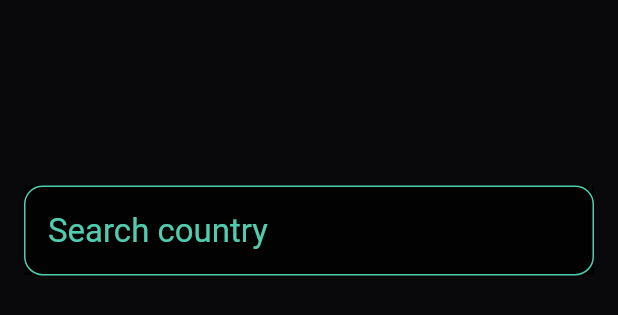
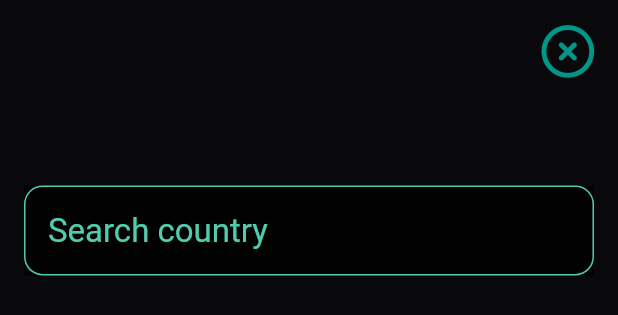
Before and after one commit to gaoypChina/rioko_ni, a Flutter app: the SearchCountryDialog widget shown alone on an empty page, opened directly, on a phone screen of 412 x 824 dp. Shown: the top 315 px of the screen. Run offline on Flutter 3.47's test engine with Material 3 defaults, Android fonts, the light colour scheme and no system bars; our stand-ins replace dartz, dio, equatable, flutter_bloc, flutter_map, font_awesome_flutter and 8 more; missing offline and left inert: countries_world_map, country_code, country_flags, geobase; accounts and stored records are empty; generated files the repository leaves out were written again; statements that could not run were skipped.

Commit message:
Create CountryManagementDialog and implemented animations in it

```diff
--- a/lib/features/map/presentation/widgets/search_country_dialog.dart
+++ b/lib/features/map/presentation/widgets/search_country_dialog.dart
@@ -1,8 +1,10 @@
 import 'package:flutter/material.dart';
+import 'package:font_awesome_flutter/font_awesome_flutter.dart';
 import 'package:rioko_ni/core/config/app_sizes.dart';
 import 'package:rioko_ni/core/injector.dart';
 import 'package:rioko_ni/features/map/domain/entities/country.dart';
 import 'package:rioko_ni/features/map/presentation/cubit/map_cubit.dart';
+import 'package:rioko_ni/features/map/presentation/widgets/country_management_dialog.dart';
 
 class SearchCountryDialog extends StatefulWidget {
   final List<Country> countries;
@@ -21,13 +23,14 @@ class _SearchCountryDialogState extends State<SearchCountryDialog>
   late AnimationController _controller;
   late Animation<double> _animation;
 
-  final GlobalKey<AnimatedListState> _listKey = GlobalKey<AnimatedListState>();
-
   late TextEditingController searchController;
 
   List<Country> searchedCountries = [];
 
   final _cubit = locator<MapCubit>();
+
+  Color get borderColor =>
+      Theme.of(context).colorScheme.secondary.withOpacity(0.8);
 
   @override
   void initState() {
@@ -42,7 +45,6 @@ class _SearchCountryDialogState extends State<SearchCountryDialog>
       parent: _controller,
       curve: Curves.fastEaseInToSlowEaseOut,
     );
-    _listKey.currentState?.initState();
     Future.delayed(const Duration(milliseconds: 200), () {
       _controller.forward();
     });
@@ -62,17 +64,11 @@ class _SearchCountryDialogState extends State<SearchCountryDialog>
   @override
   Widget build(BuildContext context) {
     final size = MediaQuery.of(context).size;
-    return GestureDetector(
-      onTap: () {
-        if (isPopping) return;
-        isPopping = true;
-        _controller.reverse();
-        Future.delayed(
-            const Duration(milliseconds: 600), Navigator.of(context).pop);
-      },
-      child: Dialog.fullscreen(
+    return Dialog.fullscreen(
       backgroundColor: Colors.black54,
-        child: Column(
+      child: Stack(
+        children: [
+          Column(
             children: [
               AnimatedBuilder(
                 animation: _controller,
@@ -101,58 +97,36 @@ class _SearchCountryDialogState extends State<SearchCountryDialog>
                   child: TextField(
                     controller: searchController,
                     onChanged: (value) {
-                    for (int i = 0; i < searchedCountries.length; i++) {
-                      _listKey.currentState?.removeItem(
-                        0,
-                        (context, animation) => _buildCountryItem(
-                          context,
-                          country: searchedCountries[0],
-                          animation: animation,
-                        ),
-                      );
-                    }
                       searchedCountries = _cubit.countriesByString(value);
-                    _listKey.currentState
-                        ?.insertAllItems(0, searchedCountries.length);
-
                       setState(() {});
                     },
                     style: Theme.of(context).textTheme.titleLarge,
                     decoration: InputDecoration(
                       border: OutlineInputBorder(
                         borderSide: BorderSide(
-                        color: Theme.of(context)
-                            .colorScheme
-                            .secondary
-                            .withOpacity(0.8),
+                          color: borderColor,
                         ),
-                      borderRadius: BorderRadius.circular(AppSizes.radiusHalf),
+                        borderRadius:
+                            BorderRadius.circular(AppSizes.radiusHalf),
                       ),
                       enabledBorder: OutlineInputBorder(
                         borderSide: BorderSide(
-                        color: Theme.of(context)
-                            .colorScheme
-                            .secondary
-                            .withOpacity(0.8),
+                          color: borderColor,
                         ),
-                      borderRadius: BorderRadius.circular(AppSizes.radiusHalf),
+                        borderRadius:
+                            BorderRadius.circular(AppSizes.radiusHalf),
                       ),
                       labelText: 'Search country',
                       labelStyle: Theme.of(context)
                           .textTheme
                           .titleLarge
-                        ?.copyWith(
-                            color: Theme.of(context)
-                                .colorScheme
-                                .secondary
-                                .withOpacity(0.8)),
+                          ?.copyWith(color: borderColor),
                     ),
                   ),
                 ),
               ),
               Expanded(
                 child: AnimatedBuilder(
-                key: _listKey,
                   animation: _controller,
                   builder: (context, child) {
                     return Transform.translate(
@@ -170,18 +144,16 @@ class _SearchCountryDialogState extends State<SearchCountryDialog>
                     padding: const EdgeInsets.only(
                       top: AppSizes.paddingDouble,
                     ),
-                  child: AnimatedList(
-                    initialItemCount: _cubit.countries.length,
+                    child: ListView.builder(
+                      itemCount: searchedCountries.length,
                       shrinkWrap: true,
                       padding: const EdgeInsets.only(
                         bottom: AppSizes.paddingQuadruple,
                       ),
-                    itemBuilder: (context, i, animation) {
-                      if (i >= searchedCountries.length) return SizedBox();
+                      itemBuilder: (context, i) {
                         return _buildCountryItem(
                           context,
                           country: searchedCountries.elementAt(i),
-                        animation: animation,
                         );
                       },
                     ),
@@ -190,6 +162,47 @@ class _SearchCountryDialogState extends State<SearchCountryDialog>
               )
             ],
           ),
+          Align(
+            alignment: Alignment.topRight,
+            child: SafeArea(
+              child: Padding(
+                padding: const EdgeInsets.symmetric(
+                  vertical: AppSizes.paddingDouble,
+                  horizontal: AppSizes.paddingDouble,
+                ),
+                child: AnimatedBuilder(
+                  animation: _controller,
+                  builder: (context, child) {
+                    return Transform.translate(
+                      offset: Offset(
+                        50 * (1 - _animation.value),
+                        0,
+                      ),
+                      child: Opacity(
+                        opacity: _animation.value,
+                        child: child,
+                      ),
+                    );
+                  },
+                  child: GestureDetector(
+                    onTap: () {
+                      if (isPopping) return;
+                      isPopping = true;
+                      _controller.reverse();
+                      Future.delayed(const Duration(milliseconds: 600),
+                          Navigator.of(context).pop);
+                    },
+                    child: Icon(
+                      FontAwesomeIcons.circleXmark,
+                      color: Theme.of(context).primaryColor,
+                      size: 35,
+                    ),
+                  ),
+                ),
+              ),
+            ),
+          ),
+        ],
       ),
     );
   }
@@ -197,7 +210,6 @@ class _SearchCountryDialogState extends State<SearchCountryDialog>
   Widget _buildCountryItem(
     BuildContext context, {
     required Country country,
-    required Animation<double> animation,
   }) {
     return Container(
       margin: const EdgeInsets.symmetric(
@@ -212,6 +224,7 @@ class _SearchCountryDialogState extends State<SearchCountryDialog>
         borderRadius: BorderRadius.circular(AppSizes.radiusHalf),
       ),
       child: ListTile(
+        onTap: () => const CountryManagementDialog().show(context),
         leading: Container(
           decoration: BoxDecoration(
             border: Border.all(
```
Also changed, not shown: lib/features/map/presentation/widgets/country_management_dialog.dart (added, +165 -0 lines). Lines whose indentation alone changed are shown as unchanged.
